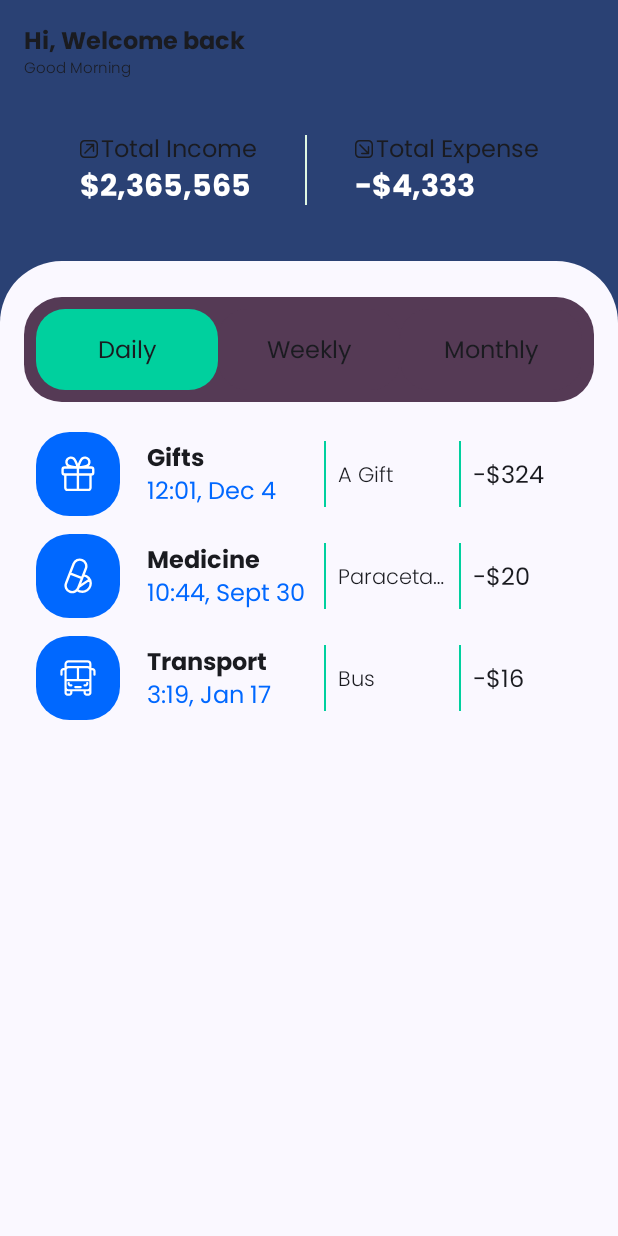
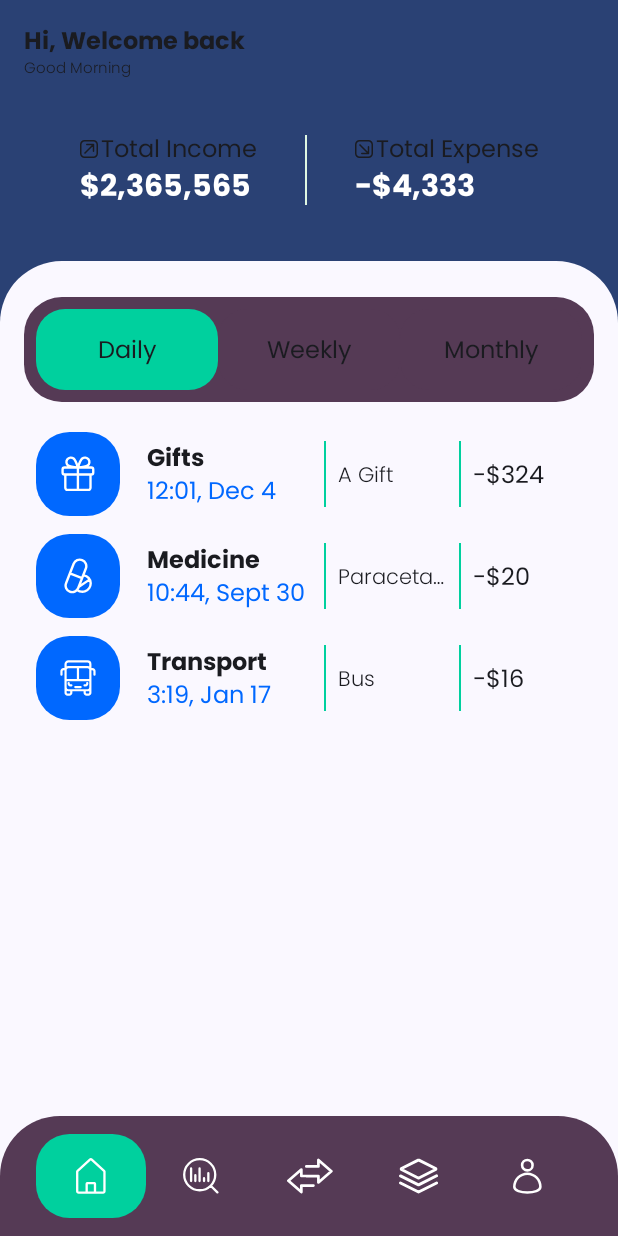
Before and after one commit to shantanu1k/Pennywise, an Android app built with Jetpack Compose: the screen it shows after launch (MainActivity), on a phone screen of 412 x 824 dp. Run offline under Robolectric (Android 15) with nearby library versions, the phone set to English and light mode, and no system bars.

Commit message:
Integrate bottom nav bar

```diff
--- a/app/src/main/java/com/cowday/pennywise/activities/MainActivity.kt
+++ b/app/src/main/java/com/cowday/pennywise/activities/MainActivity.kt
@@ -12,6 +12,7 @@ import androidx.compose.runtime.Composable
 import androidx.compose.ui.Modifier
 import androidx.compose.ui.tooling.preview.Preview
 import com.cowday.pennywise.ui.homepage.HomeScreen
+import com.cowday.pennywise.ui.navigation.HomeScreen
 import com.cowday.pennywise.ui.theme.PennywiseTheme
 
 class MainActivity : ComponentActivity() {
--- /dev/null
+++ b/app/src/main/java/com/cowday/pennywise/ui/common/BottomNavigationBar.kt
@@ -0,0 +1,12 @@
+package com.cowday.pennywise.ui.common
+
+import androidx.compose.foundation.layout.Box
+import androidx.compose.runtime.Composable
+import androidx.compose.ui.Modifier
+
+@Composable
+fun BottomNavigationBar() {
+    Box {
+
+    }
+}
--- /dev/null
+++ b/app/src/main/java/com/cowday/pennywise/ui/common/BottomNavigationItem.kt
@@ -0,0 +1,59 @@
+package com.cowday.pennywise.ui.common
+
+import androidx.compose.foundation.background
+import androidx.compose.foundation.clickable
+import androidx.compose.foundation.layout.Box
+import androidx.compose.foundation.layout.padding
+import androidx.compose.foundation.layout.size
+import androidx.compose.foundation.shape.RoundedCornerShape
+import androidx.compose.material3.Icon
+import androidx.compose.material3.MaterialTheme
+import androidx.compose.runtime.Composable
+import androidx.compose.ui.Alignment
+import androidx.compose.ui.Modifier
+import androidx.compose.ui.draw.clip
+import androidx.compose.ui.graphics.Color
+import androidx.compose.ui.res.painterResource
+import androidx.compose.ui.tooling.preview.Preview
+import androidx.compose.ui.unit.dp
+import com.cowday.pennywise.R
+import com.cowday.pennywise.ui.theme.green
+
+@Composable
+fun BottomNavigationItem(
+    icon: Int,
+    isSelected: Boolean,
+    onClick: () -> Unit,
+    modifier: Modifier = Modifier
+) {
+    val bgColor = if (isSelected) {
+        green
+    } else {
+        Color.Transparent
+    }
+    Box(
+        modifier = modifier
+            .clip(RoundedCornerShape(percent = 40))
+            .background(color = bgColor)
+            .padding(16.dp)
+            .size(24.dp)
+            .clickable(
+                interactionSource = null,
+                indication = null,
+                onClick = { onClick() }
+            ),
+        contentAlignment = Alignment.Center
+    ) {
+        Icon(
+            painter = painterResource(icon),
+            tint = MaterialTheme.colorScheme.onPrimary,
+            contentDescription = null
+        )
+    }
+}
+
+@Preview
+@Composable
+fun BottomNavigationItemPreview(modifier: Modifier = Modifier) {
+    BottomNavigationItem(R.drawable.icon_home, true, {})
+}
--- a/app/src/main/java/com/cowday/pennywise/ui/homepage/HomeScreen.kt
+++ b/app/src/main/java/com/cowday/pennywise/ui/homepage/HomeScreen.kt
@@ -3,38 +3,117 @@ package com.cowday.pennywise.ui.homepage
 import androidx.compose.foundation.background
 import androidx.compose.foundation.layout.Box
 import androidx.compose.foundation.layout.Column
+import androidx.compose.foundation.layout.PaddingValues
 import androidx.compose.foundation.layout.Spacer
 import androidx.compose.foundation.layout.fillMaxSize
 import androidx.compose.foundation.layout.fillMaxWidth
 import androidx.compose.foundation.layout.height
 import androidx.compose.foundation.layout.padding
 import androidx.compose.foundation.shape.RoundedCornerShape
+import androidx.compose.material3.BottomAppBar
+import androidx.compose.material3.Icon
+import androidx.compose.material3.IconButton
+import androidx.compose.material3.IconButtonColors
 import androidx.compose.material3.MaterialTheme
 import androidx.compose.material3.Scaffold
 import androidx.compose.material3.Text
 import androidx.compose.runtime.Composable
+import androidx.compose.runtime.mutableStateOf
+import androidx.compose.runtime.remember
 import androidx.compose.ui.Alignment
 import androidx.compose.ui.Modifier
 import androidx.compose.ui.draw.clip
+import androidx.compose.ui.res.painterResource
 import androidx.compose.ui.text.TextStyle
 import androidx.compose.ui.text.font.FontWeight
 import androidx.compose.ui.tooling.preview.Preview
 import androidx.compose.ui.unit.dp
+import androidx.navigation.NavController
+import androidx.navigation.compose.rememberNavController
+import com.cowday.pennywise.ui.common.BottomNavigationItem
+import com.cowday.pennywise.ui.navigation.AnalysisScreen
+import com.cowday.pennywise.ui.navigation.CategoryScreen
+import com.cowday.pennywise.ui.navigation.HomeScreen
+import com.cowday.pennywise.ui.navigation.PennywiseBottomNav
+import com.cowday.pennywise.ui.navigation.PennywiseBottomNavScreen
+import com.cowday.pennywise.ui.navigation.ProfileScreen
+import com.cowday.pennywise.ui.navigation.TransactionScreen
 import com.cowday.pennywise.ui.theme.PennywiseTheme
 import com.cowday.pennywise.ui.theme.Typography
+import com.cowday.pennywise.ui.theme.green
 import com.cowday.pennywise.ui.theme.poppinsFontFamily
 
 @Composable
-fun HomeScreen(modifier: Modifier = Modifier) {
+fun HomeScreen() {
+    val navController = rememberNavController()
+    val selectedTab = remember { mutableStateOf<PennywiseBottomNav>(HomeScreen) }
     PennywiseTheme {
         Scaffold(
             topBar = {
                 WelcomeText()
             },
+            bottomBar = {
+                BottomAppBar(
+                    modifier = Modifier
+                        .clip(
+                            RoundedCornerShape(
+                                topStartPercent = 50,
+                                topEndPercent = 50
+                            )
+                        ),
+                    contentPadding = PaddingValues(horizontal = 24.dp),
+                    containerColor = MaterialTheme.colorScheme.tertiary,
+                ) {
+                    BottomNavigationItem(
+                        icon = HomeScreen.icon,
+                        onClick = {
+                            selectedTab.value = HomeScreen
+                        },
+                        modifier = Modifier.weight(1f),
+                        isSelected = selectedTab.value == HomeScreen
+                    )
+                    BottomNavigationItem(
+                        icon = AnalysisScreen.icon,
+                        onClick = {
+                            selectedTab.value = AnalysisScreen
+                        },
+                        modifier = Modifier
+                            .weight(1f),
+                        isSelected = selectedTab.value == AnalysisScreen
+                    )
+                    BottomNavigationItem(
+                        icon = TransactionScreen.icon,
+                        onClick = {
+                            selectedTab.value = TransactionScreen
+                        },
+                        modifier = Modifier
+                            .weight(1f),
+                        isSelected = selectedTab.value == TransactionScreen
+                    )
+                    BottomNavigationItem(
+                        icon = CategoryScreen.icon,
+                        onClick = {
+                            selectedTab.value = CategoryScreen
+                        },
+                        modifier = Modifier
+                            .weight(1f),
+                        isSelected = selectedTab.value == CategoryScreen
+                    )
+                    BottomNavigationItem(
+                        icon = ProfileScreen.icon,
+                        onClick = {
+                            selectedTab.value = ProfileScreen
+                        },
+                        modifier = Modifier
+                            .weight(1f),
+                        isSelected = selectedTab.value == ProfileScreen
+                    )
+                }
+            },
             modifier = Modifier.fillMaxSize()
         ) { innerPadding ->
             Column(
-                modifier = modifier
+                modifier = Modifier
                     .padding(innerPadding)
                     .fillMaxSize()
                     .background(color = MaterialTheme.colorScheme.primary)
@@ -85,8 +164,10 @@ fun FinanceSummary() {
     )
 }
 
-@Preview
+@Preview(showBackground = true)
 @Composable
-fun WelcomeTextPreview() {
-    HomeScreen()
+fun GreetingPreview() {
+    PennywiseTheme {
+        HomeScreen()
+    }
 }
```
